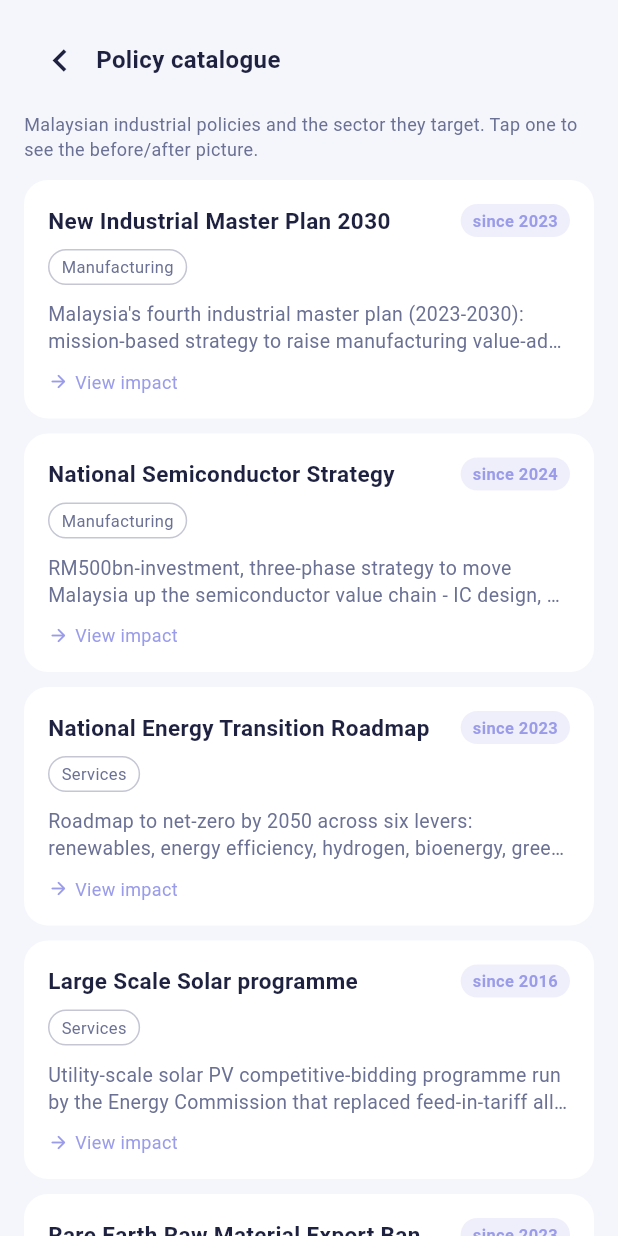
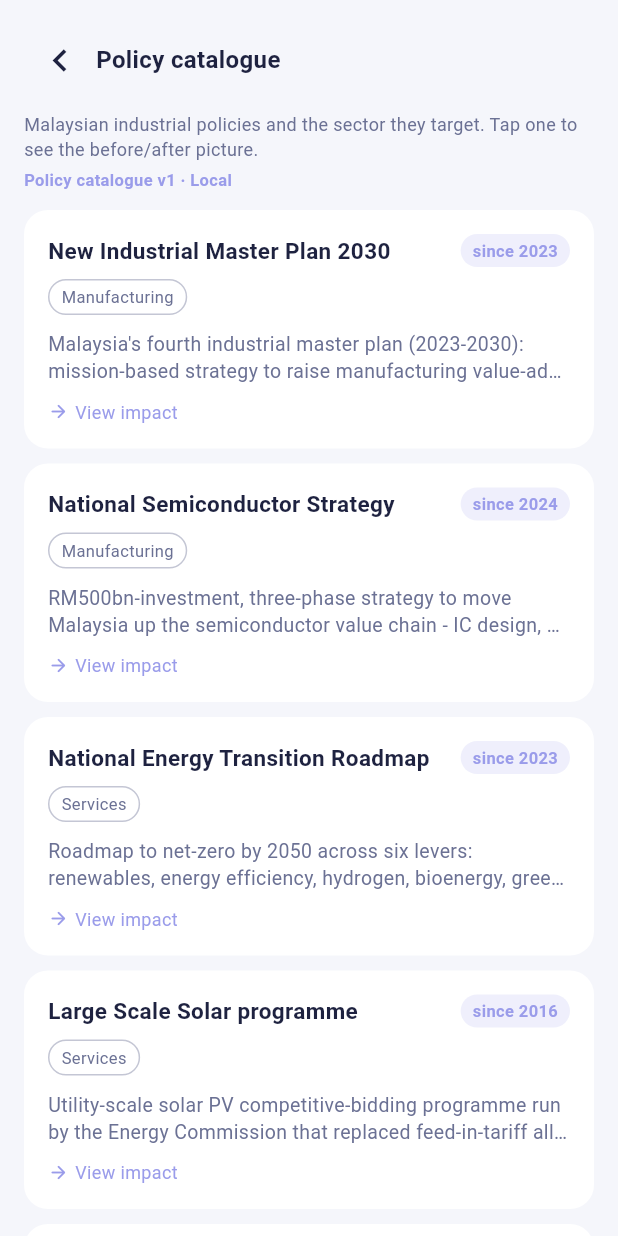
Before and after one commit to ketoru210/BMIT2073-mobile-app-asgm, a Flutter app: the PolicyPage widget shown alone on an empty page, opened directly, on a phone screen of 412 x 824 dp. Run offline on Flutter 3.47's test engine with Material 3 defaults, Android fonts, the phone set to English and light mode, and no system bars; our stand-ins replace fl_chart, shared_preferences; accounts and stored records are empty; network calls fail.

Commit message:
feat: show the active policy catalogue version on the policy screen

```diff
--- a/lib/pages/policy_page.dart
+++ b/lib/pages/policy_page.dart
@@ -53,6 +53,15 @@ class PolicyPage extends StatelessWidget {
               'Malaysian industrial policies and the sector they target. '
               'Tap one to see the before/after picture.',
               style: TextStyle(fontSize: 12, color: Palette.muted),
+            ),
+            const SizedBox(height: 4),
+            Text(
+              app.catalogue.label,
+              style: const TextStyle(
+                fontSize: 11,
+                fontWeight: FontWeight.w600,
+                color: Palette.primary,
+              ),
             ),
             const SizedBox(height: 12),
             for (final policy in app.policies) _PolicyCard(policy: policy),
```
